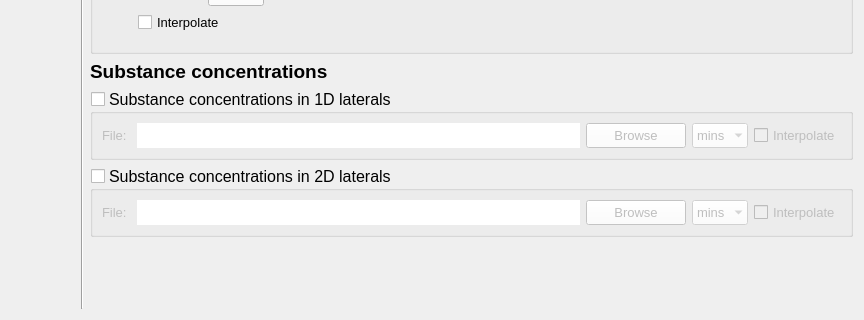
Above: threedi_models_and_simulations/ui/simulation_wizard/page_laterals.ui from nens/threedi-api-qgis-client before the change; both pictures show x 136 to 1000 and y 430 to 750 of the 1000 by 750 pixel window. Below: the same form after it.
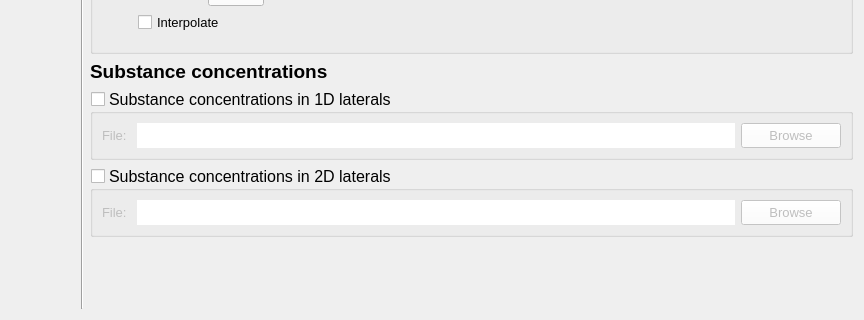
That is the form after the change.

Commit message: remove some fields

The edit to the form file:
```diff
--- a/threedi_models_and_simulations/ui/simulation_wizard/page_laterals.ui
+++ b/threedi_models_and_simulations/ui/simulation_wizard/page_laterals.ui
@@ -122,9 +122,6 @@
         </item>
         <item>
          <widget class="QLineEdit" name="il_1d_upload_substance">
-          <property name="enabled">
-           <bool>true</bool>
-          </property>
           <property name="sizePolicy">
            <sizepolicy hsizetype="Expanding" vsizetype="Preferred">
             <horstretch>0</horstretch>
@@ -191,68 +188,6 @@
           </property>
          </widget>
         </item>
-        <item>
-         <widget class="QComboBox" name="cbo_1d_substance_units">
-          <property name="sizePolicy">
-           <sizepolicy hsizetype="Minimum" vsizetype="Preferred">
-            <horstretch>0</horstretch>
-            <verstretch>0</verstretch>
-           </sizepolicy>
-          </property>
-          <property name="minimumSize">
-           <size>
-            <width>55</width>
-            <height>25</height>
-           </size>
-          </property>
-          <property name="maximumSize">
-           <size>
-            <width>100</width>
-            <height>16777215</height>
-           </size>
-          </property>
-          <property name="font">
-           <font>
-            <family>Segoe UI</family>
-            <pointsize>10</pointsize>
-           </font>
-          </property>
-          <property name="styleSheet">
-           <string notr="true">QComboBox {background-color:white; selection-background-color: lightgray;}</string>
-          </property>
-          <property name="frame">
-           <bool>false</bool>
-          </property>
-          <item>
-           <property name="text">
-            <string>mins</string>
-           </property>
-          </item>
-          <item>
-           <property name="text">
-            <string>hrs</string>
-           </property>
-          </item>
-          <item>
-           <property name="text">
-            <string>s</string>
-           </property>
-          </item>
-         </widget>
-        </item>
-        <item>
-         <widget class="QCheckBox" name="cb_1d_substance_interpolate">
-          <property name="font">
-           <font>
-            <family>Segoe UI</family>
-            <pointsize>10</pointsize>
-           </font>
-          </property>
-          <property name="text">
-           <string>Interpolate</string>
-          </property>
-         </widget>
-        </item>
        </layout>
       </item>
      </layout>
@@ -984,9 +919,6 @@
         </item>
         <item>
          <widget class="QLineEdit" name="il_2d_upload_substance">
-          <property name="enabled">
-           <bool>true</bool>
-          </property>
           <property name="sizePolicy">
            <sizepolicy hsizetype="Expanding" vsizetype="Preferred">
             <horstretch>0</horstretch>
@@ -1053,68 +985,6 @@
           </property>
          </widget>
         </item>
-        <item>
-         <widget class="QComboBox" name="cbo_2d_substance_units">
-          <property name="sizePolicy">
-           <sizepolicy hsizetype="Minimum" vsizetype="Preferred">
-            <horstretch>0</horstretch>
-            <verstretch>0</verstretch>
-           </sizepolicy>
-          </property>
-          <property name="minimumSize">
-           <size>
-            <width>55</width>
-            <height>25</height>
-           </size>
-          </property>
-          <property name="maximumSize">
-           <size>
-            <width>100</width>
-            <height>16777215</height>
-           </size>
-          </property>
-          <property name="font">
-           <font>
-            <family>Segoe UI</family>
-            <pointsize>10</pointsize>
-           </font>
-          </property>
-          <property name="styleSheet">
-           <string notr="true">QComboBox {background-color:white; selection-background-color: lightgray;}</string>
-          </property>
-          <property name="frame">
-           <bool>false</bool>
-          </property>
-          <item>
-           <property name="text">
-            <string>mins</string>
-           </property>
-          </item>
-          <item>
-           <property name="text">
-            <string>hrs</string>
-           </property>
-          </item>
-          <item>
-           <property name="text">
-            <string>s</string>
-           </property>
-          </item>
-         </widget>
-        </item>
-        <item>
-         <widget class="QCheckBox" name="cb_2d_substance_interpolate">
-          <property name="font">
-           <font>
-            <family>Segoe UI</family>
-            <pointsize>10</pointsize>
-           </font>
-          </property>
-          <property name="text">
-           <string>Interpolate</string>
-          </property>
-         </widget>
-        </item>
        </layout>
       </item>
      </layout>
```
